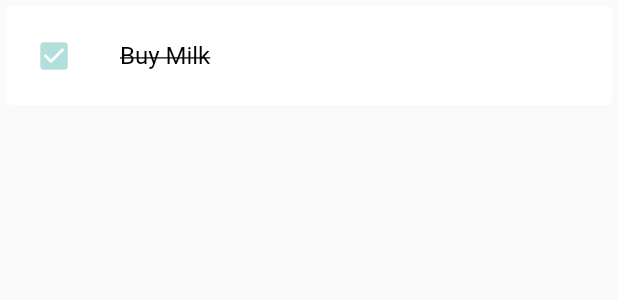
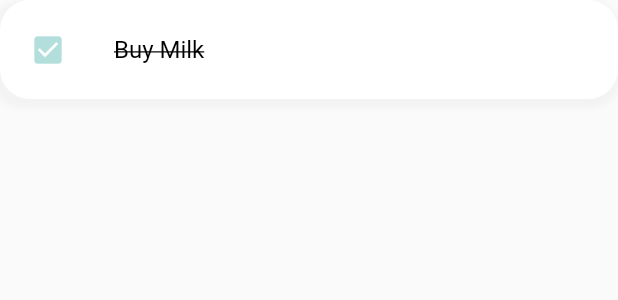
Before and after one commit to amira334/todo, a Flutter app: the ToDoItem widget shown alone on an empty page, opened directly with sample values from the repository, on a phone screen of 412 x 824 dp. Shown: the top 300 px of the screen. Run offline on Flutter 3.47's test engine with Material 2 defaults, Android fonts, the phone set to English and light mode, and no system bars; drawn by our look-alikes of flutter_slidable; our stand-ins replace sqflite; accounts and stored records are empty.

Commit message:
added crud operations with sqlflite

```diff
--- a/lib/main.dart
+++ b/lib/main.dart
@@ -3,17 +3,16 @@ import 'package:flutter/services.dart';
 import './screens/home_screen.dart';
 
 void main() {
-  runApp(MyApp());
+  runApp(const MyApp());
 }
 
 class MyApp extends StatelessWidget {
-  // This widget is the root of your application.
+  const MyApp({Key? key}) : super(key: key);
   @override
   Widget build(BuildContext context) {
     final ThemeData theme = ThemeData();
     SystemChrome.setSystemUIOverlayStyle(
-         const SystemUiOverlayStyle(statusBarColor: Colors.transparent)
-    );
+        const SystemUiOverlayStyle(statusBarColor: Colors.transparent));
     return MaterialApp(
       debugShowCheckedModeBanner: false,
       title: 'ToDo',
@@ -21,7 +20,7 @@ class MyApp extends StatelessWidget {
         colorScheme: theme.colorScheme.copyWith(
           primary: const Color(0xFFFFFFFF),
           secondary: const Color(0xFFb2dfdb),
-          tertiary: const Color(0xFF82ada9)
+          tertiary: const Color(0xFF82ada9),
         ),
         textSelectionTheme: const TextSelectionThemeData(
           cursorColor: Colors.blueGrey,
@@ -32,7 +31,6 @@ class MyApp extends StatelessWidget {
             fontSize: 20,
             fontWeight: FontWeight.w600,
             color: Color(0xFF82ada9),
-
           ),
         ),
         textTheme: theme.textTheme.copyWith(
@@ -40,10 +38,9 @@ class MyApp extends StatelessWidget {
             color: Colors.black,
           ),
           bodyText2: const TextStyle(
-            color: Colors.black,
+              color: Colors.black,
               fontFamily: 'Poppins',
-              fontWeight: FontWeight.bold
-          ),
+              fontWeight: FontWeight.bold),
           headline6: const TextStyle(
             fontSize: 16,
             fontFamily: 'Poppins',
@@ -51,8 +48,8 @@ class MyApp extends StatelessWidget {
             color: Colors.black,
           ),
         ),
-    ),
-        home: HomeScreen(),
+      ),
+      home: HomeScreen(),
     );
   }
 }
--- a/lib/model/todo.dart
+++ b/lib/model/todo.dart
@@ -1,22 +1,55 @@
+const String tableTodos = 'todos';
+
+class ToDoFields {
+  static final List<String> values = [id, todoText, isDone];
+
+  static const String id = '_id';
+  static const String todoText = 'todoText';
+  static const String isDone = 'isDone';
+}
+
 class ToDo {
-  String? id;
-  String? todoText;
-  bool isDone;
+  final int? id;
+  final String todoText;
+  final int isDone;
 
-  ToDo({
-    required this.id,
+  const ToDo({
+    this.id,
     required this.todoText,
-    this.isDone = false,
+    this.isDone = 0,
   });
+
+  ToDo copy({
+    int? id,
+    String? todoText,
+    int? isDone,
+  }) =>
+      ToDo(
+        id: id ?? this.id,
+        todoText: todoText ?? this.todoText,
+        isDone: isDone ?? this.isDone,
+      );
+
+  static ToDo fromJson(Map<String, Object?> json) => ToDo(
+        id: json[ToDoFields.id] as int?,
+        todoText: json[ToDoFields.todoText] as String,
+        isDone: json[ToDoFields.isDone] as int,
+      );
+
+  Map<String, Object?> toJson() => {
+        ToDoFields.id: id,
+        ToDoFields.todoText: todoText,
+        ToDoFields.isDone: isDone,
+      };
 
   static List<ToDo> todoList() {
     return [
-      ToDo(id: '01', todoText: 'Buy Milk', isDone: true),
-      ToDo(id: '02', todoText: 'Buy Bread', isDone: true),
-      ToDo(id: '03', todoText: 'Buy Eggs'),
-      ToDo(id: '04', todoText: 'Buy Butter'),
-      ToDo(id: '05', todoText: 'Buy Cheese'),
-      ToDo(id: '06', todoText: 'Buy Chicken'),
+      const ToDo(id: 1, todoText: 'Buy Milk', isDone: 1),
+      const ToDo(id: 2, todoText: 'Buy Bread', isDone: 1),
+      const ToDo(id: 3, todoText: 'Buy Eggs'),
+      const ToDo(id: 4, todoText: 'Buy Butter'),
+      const ToDo(id: 5, todoText: 'Buy Cheese'),
+      const ToDo(id: 6, todoText: 'Buy Chicken'),
     ];
   }
 }
--- a/lib/widgets/todo_item.dart
+++ b/lib/widgets/todo_item.dart
@@ -1,4 +1,5 @@
 import 'package:flutter/material.dart';
+import 'package:flutter_slidable/flutter_slidable.dart';
 import '../model/todo.dart';
 
 class ToDoItem extends StatelessWidget {
@@ -14,58 +15,66 @@ class ToDoItem extends StatelessWidget {
 
   @override
   Widget build(BuildContext context) {
-    return Dismissible(
-      key: Key(todo.id!),
-      background: Container(
-        padding: EdgeInsets.only(left: 20),
-        margin: EdgeInsets.symmetric(vertical: 5),
-        alignment: Alignment.centerLeft,
-        height: 35,
-        width: 35,
+    return Container(
+      margin: const EdgeInsets.only(bottom: 20),
+      child: Slidable(
+        key: ValueKey(todo.id!),
+        endActionPane: ActionPane(
+          motion: const DrawerMotion(),
+          children: [
+            SlidableAction(
+              onPressed: (context) => {},
+              backgroundColor: const Color(0xFFbbdefb),
+              foregroundColor: Colors.black,
+              icon: Icons.edit,
+              label: 'Edit',
+              borderRadius: BorderRadius.circular(20),
+            ),
+            SlidableAction(
+              onPressed: (context) => {
+                onDeleteItem(todo.id),
+              },
+              backgroundColor: const Color(0xFFffcdd2),
+              foregroundColor: Colors.black,
+              icon: Icons.delete,
+              label: 'Delete',
+              borderRadius: BorderRadius.circular(20),
+            ),
+          ],
+        ),
+        child: Container(
           decoration: BoxDecoration(
-          color: Theme.of(context).colorScheme.secondary,
-          borderRadius: BorderRadius.circular(5),
+            color: Colors.white,
+            borderRadius: BorderRadius.circular(20),
+            boxShadow: const [
+              BoxShadow(
+                color: Color(0xFFF3F3F3),
+                spreadRadius: 3,
+                blurRadius: 3,
+                offset: Offset(-2, 3),
               ),
-        child: Icon(
-          Icons.edit,
-          color: Colors.white,
+            ],
           ),
-      ),
-      secondaryBackground: Container(
-        padding: const EdgeInsets.only(right: 20),
-        margin: EdgeInsets.symmetric(vertical: 5),
-        alignment: Alignment.centerRight,
-        height: 35,
-        width: 35,
-        decoration: BoxDecoration(
-          color: Theme.of(context).colorScheme.secondary,
-          borderRadius: BorderRadius.circular(5),
-        ),
-        child: const Icon(
-          Icons.delete,
-          color: Colors.white,
-        ),
-      ),
-      onDismissed: (direction) {
-        onDeleteItem(todo);
-      },
-      child: Card(
-        elevation: 0,
           child: ListTile(
             onTap: () {
               onToDoChanged(todo);
             },
-          contentPadding: const EdgeInsets.symmetric(horizontal: 20, vertical: 5),
+            contentPadding:
+                const EdgeInsets.symmetric(horizontal: 20, vertical: 5),
             leading: Icon(
-            todo.isDone ? Icons.check_box : Icons.check_box_outline_blank,
+              todo.isDone == 1
+                  ? Icons.check_box
+                  : Icons.check_box_outline_blank,
               color: Theme.of(context).colorScheme.secondary,
             ),
             title: Text(
-            todo.todoText!,
+              todo.todoText,
               style: TextStyle(
                 fontSize: 16,
                 color: Colors.black,
-              decoration: todo.isDone ? TextDecoration.lineThrough : null,
+                decoration:
+                    todo.isDone == 1 ? TextDecoration.lineThrough : null,
+              ),
             ),
           ),
         ),
--- a/pubspec.yaml
+++ b/pubspec.yaml
@@ -31,12 +31,15 @@ environment:
 dependencies:
   flutter:
     sdk: flutter
-  intl: ^0.18.0
 
 
   # The following adds the Cupertino Icons fonts to your application.
   # Use with the CupertinoIcons class for iOS style icons.
   cupertino_icons: ^1.0.2
+  intl: ^0.18.0
+  flutter_slidable: ^2.0.0
+  sqflite: ^2.2.4+1
+  path: ^1.8.2
 
 dev_dependencies:
   flutter_test:
```
Also changed, not shown: lib/dbprovider.dart (added, +88 -0 lines), lib/screens/home_screen.dart (+65 -25 lines). Lines whose indentation alone changed are shown as unchanged.
